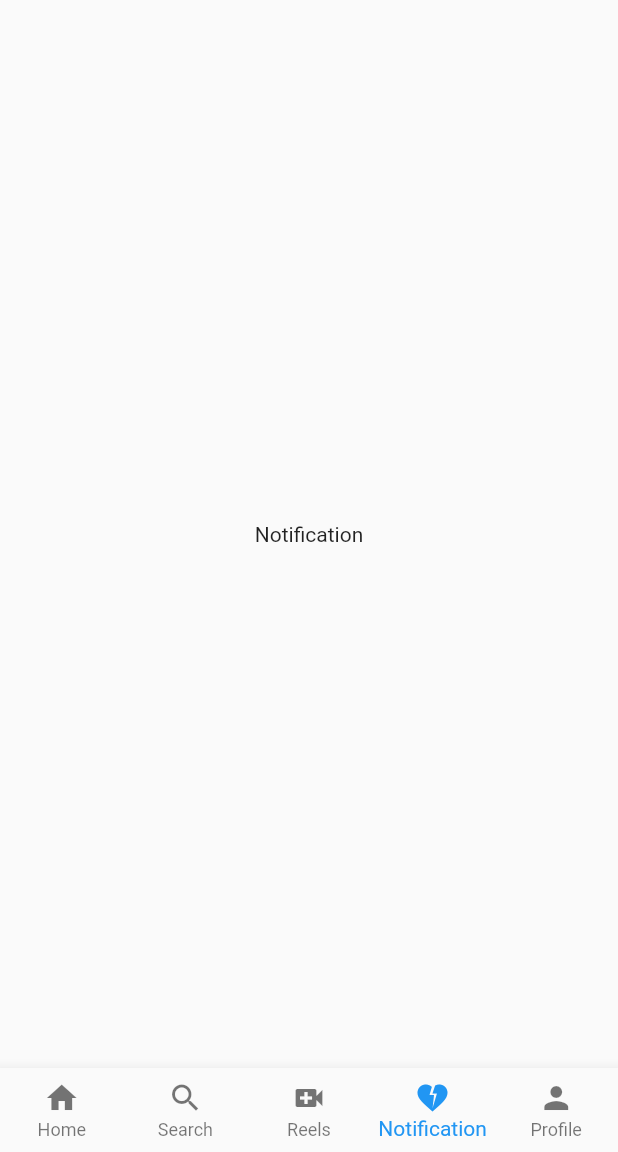
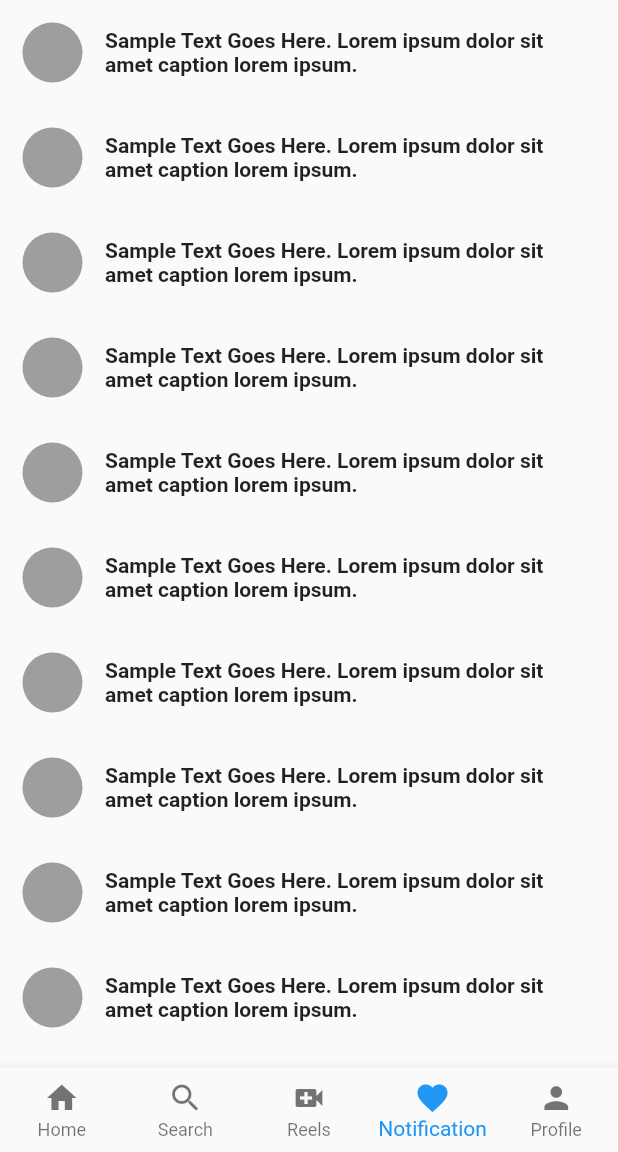
Before and after one commit to masanthimanshu/Flutter_Instagram_Clone, a Flutter app: the screen it shows after launch, item 4 of the bottom bar chosen, on a phone screen of 412 x 824 dp, the part 84-1236 px from its top. Run offline on Flutter 3.47's test engine with Material 2 defaults, Android fonts, the phone set to English and light mode, and no system bars.

Commit message:
Notifications Page

```diff
--- /dev/null
+++ b/lib/components/notification.dart
@@ -0,0 +1,33 @@
+import 'package:flutter/material.dart';
+
+class NotificationContent extends StatelessWidget {
+  const NotificationContent({Key? key}) : super(key: key);
+
+  @override
+  Widget build(BuildContext context) {
+    return Container(
+      padding: const EdgeInsets.all(15),
+      child: Row(
+        children: [
+          Container(
+            height: 40,
+            width: 40,
+            decoration: const BoxDecoration(
+              shape: BoxShape.circle,
+              color: Colors.grey,
+            ),
+          ),
+          const SizedBox(width: 15),
+          const Expanded(
+            child: Text(
+              "Sample Text Goes Here. Lorem ipsum dolor sit amet caption lorem ipsum.",
+              style: TextStyle(
+                fontWeight: FontWeight.bold,
+              ),
+            ),
+          ),
+        ],
+      ),
+    );
+  }
+}
--- a/lib/main_page.dart
+++ b/lib/main_page.dart
@@ -72,7 +72,7 @@ class _HomePageState extends State<HomePage> {
             label: "Reels",
           ),
           BottomNavigationBarItem(
-            icon: Icon(Icons.heart_broken),
+            icon: Icon(Icons.favorite),
             label: "Notification",
           ),
           BottomNavigationBarItem(
--- a/lib/pages/notification_page.dart
+++ b/lib/pages/notification_page.dart
@@ -1,12 +1,13 @@
 import 'package:flutter/material.dart';
+import 'package:insta_clone/components/notification.dart';
 
 class Notifications extends StatelessWidget {
   const Notifications({Key? key}) : super(key: key);
 
   @override
   Widget build(BuildContext context) {
-    return const Center(
-      child: Text("Notification"),
-    );
+    return ListView.builder(itemCount: 30, itemBuilder: (e, index) {
+      return const NotificationContent();
+    });
   }
 }
```
Also changed, not shown: lib/pages/profile_page.dart (+57 -2 lines).
